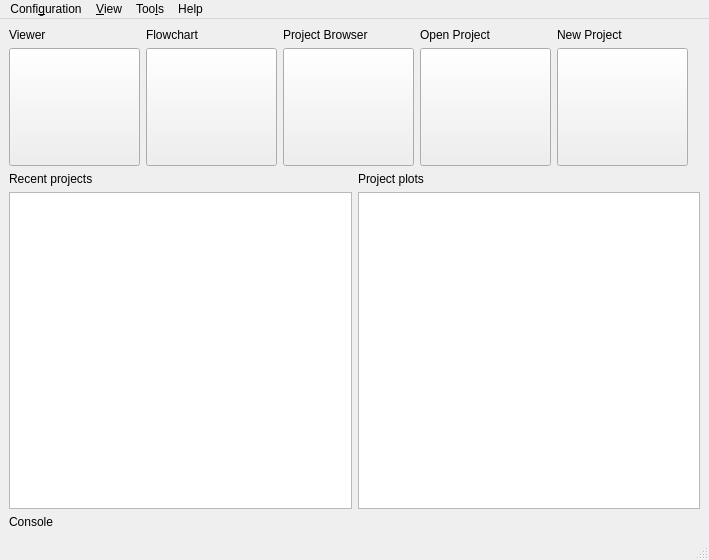
Above: mesmerize/common/ui_files/welcome_window_pytemplate.ui from kushalkolar/MESmerize before the change. Below: the same form after it.
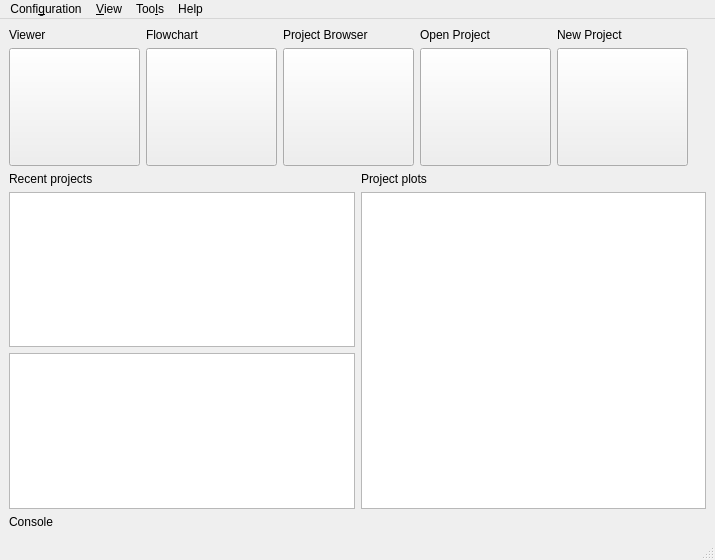
That is the form after the change.

What changed in the file:
```diff
--- a/mesmerize/common/ui_files/welcome_window_pytemplate.ui
+++ b/mesmerize/common/ui_files/welcome_window_pytemplate.ui
@@ -6,7 +6,7 @@
    <rect>
     <x>0</x>
     <y>0</y>
-    <width>709</width>
+    <width>715</width>
     <height>560</height>
    </rect>
   </property>
@@ -292,6 +292,9 @@
         <item>
          <widget class="QListWidget" name="listWidgetRecentProjects"/>
         </item>
+        <item>
+         <widget class="QTreeView" name="treeViewFlowcharts"/>
+        </item>
        </layout>
       </item>
       <item>
@@ -304,7 +307,7 @@
          </widget>
         </item>
         <item>
-         <widget class="QListWidget" name="listWidgetProjectPlots"/>
+         <widget class="QTreeView" name="treeViewProjectPlots"/>
         </item>
        </layout>
       </item>
@@ -324,8 +327,8 @@
     <rect>
      <x>0</x>
      <y>0</y>
-     <width>709</width>
-     <height>30</height>
+     <width>715</width>
+     <height>22</height>
     </rect>
    </property>
    <widget class="QMenu" name="menuConfiguration">
```
